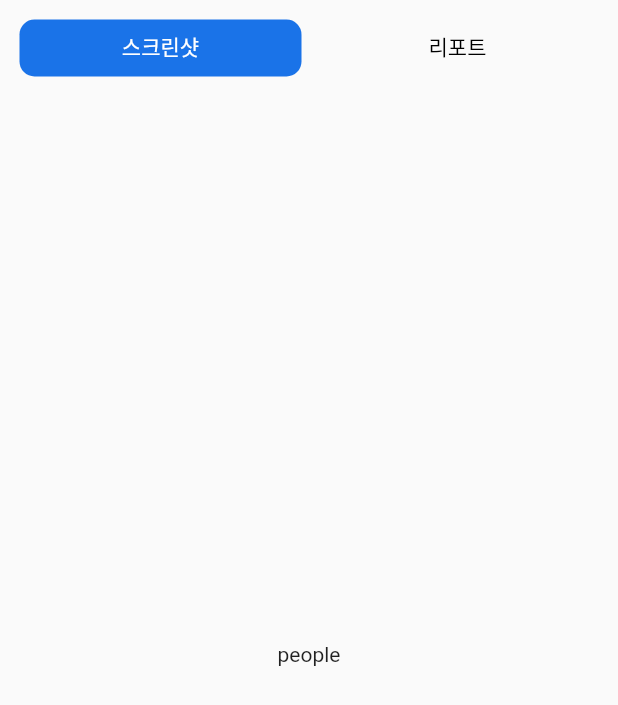
After one commit to leecr1215/Flutter-Reporter, a Flutter app: the ScreenshotListPage screen opened directly, on a phone screen of 412 x 824 dp. The commit adds this screen. Shown: the top 705 px of the screen. Run offline on Flutter 3.47's test engine with Material 2 defaults, Android fonts, the light colour scheme and no system bars; our stand-ins replace flutter_speed_dial.

Commit message:
feat: make tab bar on screenshot list page

```diff
--- a/lib/fab.dart
+++ b/lib/components/fab.dart
@@ -8,7 +8,8 @@ import 'Dart:async';
 import 'Dart:typed_data';
 import 'package:intl/intl.dart';
 import 'Dart:ui' as ui;
-import 'screen_shot_controller.dart';
+import '../controller/screen_shot_controller.dart';
+import '../pages/screenshot_list.dart';
 
 class FAB extends StatelessWidget implements ScreenShotController {
   final GlobalKey previewContainer;
@@ -53,7 +54,12 @@ class FAB extends StatelessWidget implements ScreenShotController {
               Icons.folder_open,
               size: screenWidth * 0.13,
             ),
-            onTap: () async {}),
+            onTap: () {
+              Navigator.push(
+                context,
+                MaterialPageRoute(builder: (context) => ScreenshotListPage()),
+              );
+            }),
       ],
     );
   }
--- a/lib/main.dart
+++ b/lib/main.dart
@@ -1,5 +1,5 @@
 import 'package:flutter/material.dart';
-import 'fab.dart';
+import 'components/fab.dart';
 import 'dart:io';
 import 'package:path_provider/path_provider.dart';
 
--- /dev/null
+++ b/lib/pages/screenshot_list.dart
@@ -0,0 +1,104 @@
+import 'package:flutter/material.dart';
+import 'package:flutter/rendering.dart';
+import 'package:flutter_speed_dial/flutter_speed_dial.dart';
+import 'package:flutter/rendering.Dart';
+import 'package:flutter/services.Dart';
+import 'package:path_provider/path_provider.dart';
+import 'Dart:io';
+import 'Dart:async';
+import 'Dart:typed_data';
+import 'Dart:ui' as ui;
+
+class ScreenshotListPage extends StatefulWidget {
+  const ScreenshotListPage({Key? key}) : super(key: key);
+
+  @override
+  _ScreenshotListPageState createState() => _ScreenshotListPageState();
+}
+
+class _ScreenshotListPageState extends State<ScreenshotListPage>
+    with SingleTickerProviderStateMixin {
+  late TabController _tabController;
+
+  final _selectedColor = Color(0xff1a73e8);
+  final _unselectedColor = Color(0xff5f6368);
+  final _tabs = [Tab(text: '스크린샷'), Tab(text: '리포트')];
+  @override
+  void initState() {
+    _tabController = TabController(length: 2, vsync: this);
+    super.initState();
+  }
+
+  @override
+  void dispose() {
+    super.dispose();
+    _tabController.dispose();
+  }
+
+  @override
+  Widget build(BuildContext context) {
+    return Scaffold(
+      body: Container(
+        padding: EdgeInsets.all(8.0),
+        decoration: BoxDecoration(
+          color: Colors.transparent,
+          borderRadius: BorderRadius.circular(10),
+        ),
+        child: Column(
+          crossAxisAlignment: CrossAxisAlignment.center,
+          children: [
+            TabBar(
+              unselectedLabelColor: Colors.black,
+              labelColor: Colors.white,
+              tabs: _tabs,
+              controller: _tabController,
+              indicatorPadding: EdgeInsets.all(5.0),
+              indicator: BoxDecoration(
+                  borderRadius: BorderRadius.circular(10.0),
+                  color: _selectedColor),
+            ),
+            Expanded(
+              child: TabBarView(
+                children: [
+                  Container(child: Center(child: Text('people'))),
+                  Text('Person')
+                ],
+                controller: _tabController,
+              ),
+            ),
+          ],
+        ),
+      ),
+    );
+  }
+
+  // @override
+  // Widget build(BuildContext context) {
+  //   double screenWidth = MediaQuery.of(context).size.width;
+  //   double screenHeight = MediaQuery.of(context).size.height;
+
+  //   return Scaffold(
+  //     body: Padding(
+  //       padding: const EdgeInsets.all(8.0),
+  //       child: ListView(
+  //         children: [
+  //           Container(
+  //               height: screenHeight * 0.2,
+  //               decoration: BoxDecoration(
+  //                 color: Colors.transparent,
+  //                 borderRadius: BorderRadius.circular(10),
+  //               ),
+  //               child: TabBar(
+  //                   controller: _tabController,
+  //                   indicator: BoxDecoration(
+  //                       borderRadius: BorderRadius.circular(10.0),
+  //                       color: _selectedColor),
+  //                   labelColor: Colors.white,
+  //                   unselectedLabelColor: Colors.black,
+  //                   tabs: _tabs))
+  //         ],
+  //       ),
+  //     ),
+  //   );
+  // }
+}
```
Also changed, not shown: images/2022-07-06_22-43-28_screenshot.png (added), lib/controller/screen_shot_controller.dart (renamed from lib/screen_shot_controller.dart).
